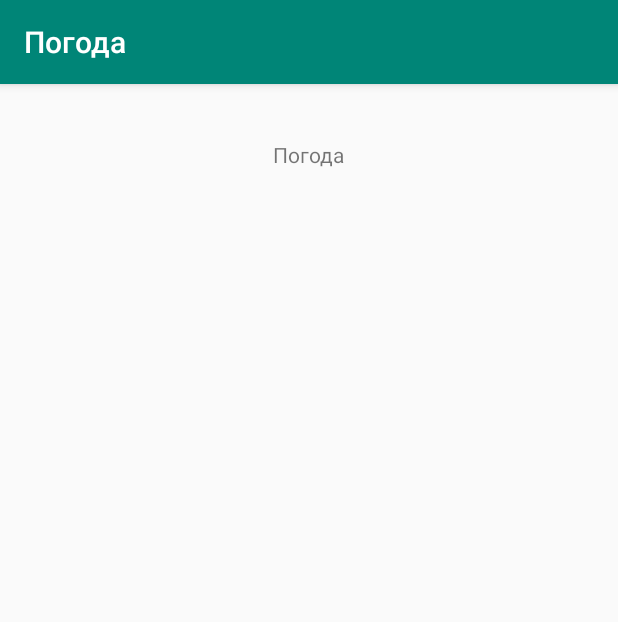
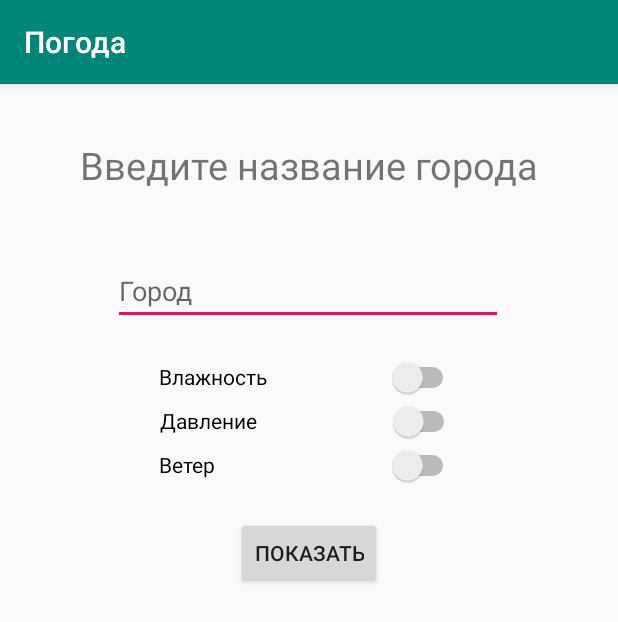
Before and after one commit to javaist/geekbrains-android-basics, an Android app: the screen it shows after launch (MainActivity), on a phone screen of 412 x 824 dp. Shown: the top 622 px of the screen. Run offline under Robolectric (Android 15) with nearby library versions, the phone set to English and light mode, and no system bars.

Commit message:
Lesson 2: Answer

```diff
--- a/app/src/main/AndroidManifest.xml
+++ b/app/src/main/AndroidManifest.xml
@@ -1,6 +1,9 @@
 <?xml version="1.0" encoding="utf-8"?>
 <manifest xmlns:android="http://schemas.android.com/apk/res/android"
     package="ru.xsd.javaist.android.weather">
+
+    <uses-permission android:name="android.permission.INTERNET" />
+    <uses-permission android:name="android.permission.ACCESS_FINE_LOCATION" />
 
     <application
         android:allowBackup="true"
@@ -17,6 +20,7 @@
                 <category android:name="android.intent.category.LAUNCHER" />
             </intent-filter>
         </activity>
+        <activity android:name=".CityActivity" />
     </application>
 
 </manifest>
--- a/app/src/main/java/ru/xsd/javaist/android/weather/MainActivity.java
+++ b/app/src/main/java/ru/xsd/javaist/android/weather/MainActivity.java
@@ -2,13 +2,101 @@ package ru.xsd.javaist.android.weather;
 
 import androidx.appcompat.app.AppCompatActivity;
 
+import android.content.Intent;
 import android.os.Bundle;
+import android.util.Log;
+import android.view.View;
+import android.widget.Button;
+import android.widget.EditText;
+import android.widget.Switch;
+import android.widget.Toast;
 
 public class MainActivity extends AppCompatActivity {
+    private static final String TAG = "MainActivity";
+
+    private EditText cityName;
+    private Button searchButton;
+    private Switch humiditySwitch, pressureSwitch, windSwitch;
+
+    static String cityTitleKey = "cityTitleKey";
+    static String humiditySwitchKey = "humiditySwitchKey";
+    static String pressureSwitchKey = "pressureSwitchKey";
+    static String windSwitchKey = "windSwitchKey";
 
     @Override
     protected void onCreate(Bundle savedInstanceState) {
         super.onCreate(savedInstanceState);
         setContentView(R.layout.activity_main);
+        initViews();
+        setOnSearchButtonClick();
+        Toast.makeText(getBaseContext(), "onCreate", Toast.LENGTH_SHORT).show();
+    }
+
+    private void setOnSearchButtonClick() {
+        searchButton.setOnClickListener(new View.OnClickListener() {
+            @Override
+            public void onClick(View v) {
+                Intent intent = new Intent(MainActivity.this, CityActivity.class);
+                String cityTitle = cityName.getText().toString();
+                intent.putExtra(cityTitleKey, cityTitle);
+                boolean humiditySwitchValue = humiditySwitch.isChecked();
+                intent.putExtra(humiditySwitchKey, humiditySwitchValue);
+                boolean pressureSwitchValue = pressureSwitch.isChecked();
+                intent.putExtra(pressureSwitchKey, pressureSwitchValue);
+                boolean windSwitchValue = windSwitch.isChecked();
+                intent.putExtra(windSwitchKey, windSwitchValue);
+                startActivity(intent);
+            }
+        });
+    }
+
+    private void initViews() {
+        searchButton = findViewById(R.id.searchButton);
+        cityName = findViewById(R.id.searchInput);
+        humiditySwitch = findViewById(R.id.humiditySwitch);
+        pressureSwitch = findViewById(R.id.pressureSwitch);
+        windSwitch = findViewById(R.id.windSwitch);
+    }
+
+    @Override
+    protected void onStart() {
+        super.onStart();
+        Toast.makeText(getBaseContext(), "onStart", Toast.LENGTH_SHORT).show();
+        Log.d(TAG, "onStart");
+    }
+
+    @Override
+    protected void onResume() {
+        super.onResume();
+        Toast.makeText(getBaseContext(), "onResume", Toast.LENGTH_SHORT).show();
+        Log.d(TAG, "onResume");
+    }
+
+    @Override
+    protected void onPause() {
+        super.onPause();
+        Toast.makeText(getBaseContext(), "onPause", Toast.LENGTH_SHORT).show();
+        Log.d(TAG, "onPause");
+    }
+
+    @Override
+    protected void onStop() {
+        super.onStop();
+        Toast.makeText(getBaseContext(), "onStop", Toast.LENGTH_SHORT).show();
+        Log.d(TAG, "onStop");
+    }
+
+    @Override
+    protected void onDestroy() {
+        super.onDestroy();
+        Toast.makeText(getBaseContext(), "onDestroy", Toast.LENGTH_SHORT).show();
+        Log.d(TAG, "onDestroy");
+    }
+
+    @Override
+    protected void onRestart() {
+        super.onRestart();
+        Toast.makeText(getBaseContext(), "onRestart", Toast.LENGTH_SHORT).show();
+        Log.d(TAG, "onRestart");
     }
 }
--- a/app/src/main/res/layout/activity_main.xml
+++ b/app/src/main/res/layout/activity_main.xml
@@ -2,18 +2,72 @@
 <androidx.constraintlayout.widget.ConstraintLayout xmlns:android="http://schemas.android.com/apk/res/android"
     xmlns:app="http://schemas.android.com/apk/res-auto"
     xmlns:tools="http://schemas.android.com/tools"
+    android:orientation="vertical"
     android:layout_width="match_parent"
     android:layout_height="match_parent"
     tools:context=".MainActivity">
 
     <TextView
+        android:id="@+id/counterTextView"
         android:layout_width="wrap_content"
         android:layout_height="wrap_content"
         android:text="@string/hello_message"
+        android:textSize="25sp"
         app:layout_constraintBottom_toBottomOf="parent"
         app:layout_constraintLeft_toLeftOf="parent"
         app:layout_constraintRight_toRightOf="parent"
         app:layout_constraintTop_toTopOf="parent"
         app:layout_constraintVertical_bias="0.05" />
 
+    <EditText
+        android:id="@+id/searchInput"
+        android:layout_width="260dp"
+        android:layout_height="wrap_content"
+        android:layout_marginTop="44dp"
+        android:inputType="text"
+        android:hint="@string/searchStringHint"
+        app:layout_constraintEnd_toEndOf="parent"
+        app:layout_constraintHorizontal_bias="0.496"
+        app:layout_constraintStart_toStartOf="parent"
+        app:layout_constraintTop_toBottomOf="@+id/counterTextView" />
+
+    <Button
+        android:id="@+id/searchButton"
+        android:layout_width="wrap_content"
+        android:layout_height="wrap_content"
+        android:layout_marginTop="20dp"
+        android:text="@string/searchButton"
+        app:layout_constraintEnd_toEndOf="parent"
+        app:layout_constraintStart_toStartOf="parent"
+        app:layout_constraintTop_toBottomOf="@+id/windSwitch" />
+
+    <Switch
+        android:id="@+id/humiditySwitch"
+        android:layout_width="200dp"
+        android:layout_height="29dp"
+        android:layout_marginTop="20dp"
+        android:text="@string/humiditySwitch"
+        app:layout_constraintEnd_toEndOf="parent"
+        app:layout_constraintStart_toStartOf="parent"
+        app:layout_constraintTop_toBottomOf="@+id/searchInput" />
+
+    <Switch
+        android:id="@+id/pressureSwitch"
+        android:layout_width="200dp"
+        android:layout_height="29dp"
+        android:text="@string/pressureSwitch"
+        app:layout_constraintEnd_toEndOf="parent"
+        app:layout_constraintHorizontal_bias="0.502"
+        app:layout_constraintStart_toStartOf="parent"
+        app:layout_constraintTop_toBottomOf="@+id/humiditySwitch" />
+
+    <Switch
+        android:id="@+id/windSwitch"
+        android:layout_width="200dp"
+        android:layout_height="29dp"
+        android:text="@string/windSwitch"
+        app:layout_constraintEnd_toEndOf="parent"
+        app:layout_constraintStart_toStartOf="parent"
+        app:layout_constraintTop_toBottomOf="@+id/pressureSwitch" />
+
 </androidx.constraintlayout.widget.ConstraintLayout>
--- a/app/src/main/res/values/strings.xml
+++ b/app/src/main/res/values/strings.xml
@@ -1,5 +1,16 @@
 <resources>
     <string name="app_name">Погода</string>
-    <string name="hello_message">Погода</string>
+    <string name="hello_message">Введите название города</string>
+    <string name="searchButton">Показать</string>
+    <string name="defaultCityTitle">Не найден</string>
+    <string name="temperatureKey">Температура:</string>
+    <string name="humidityKey">Влажность:</string>
+    <string name="pressureKey">Давление:</string>
+    <string name="windKey">Скорость ветра:</string>
+    <string name="defaultTextView">нет данных</string>
+    <string name="windSwitch">Ветер</string>
+    <string name="pressureSwitch">Давление</string>
+    <string name="humiditySwitch">Влажность</string>
+    <string name="searchStringHint">Город</string>
 
 </resources>
```
Also changed, not shown: app/src/main/java/ru/xsd/javaist/android/weather/CityActivity.java (added, +139 -0 lines), app/src/main/res/layout/activity_city.xml (added, +113 -0 lines).
